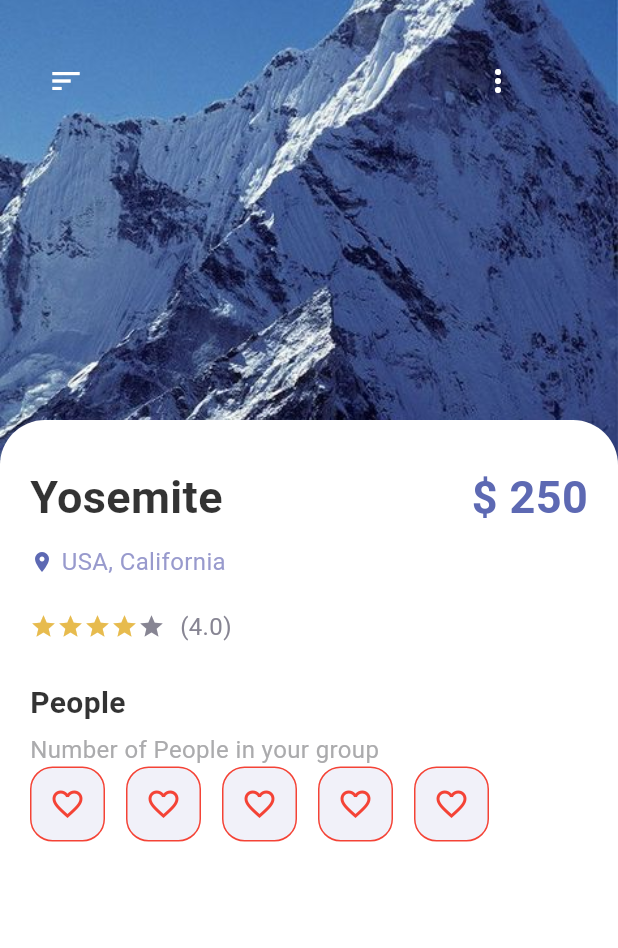
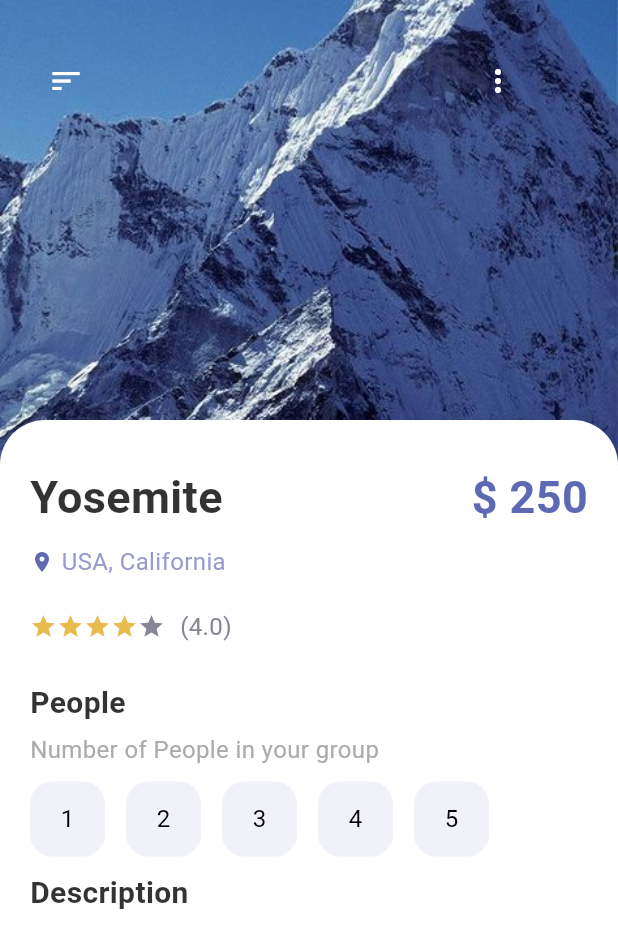
Before and after one commit to fidelisnwabisi/travel_app, a Flutter app: the screen it shows after launch, on a phone screen of 412 x 824 dp. Shown: the top 948 px of the screen. Run offline on Flutter 3.47's test engine with Material 2 defaults, Android fonts, the phone set to English and light mode, and no system bars.

Commit message:
added button logic and Description text

```diff
--- a/lib/pages/detail_page.dart
+++ b/lib/pages/detail_page.dart
@@ -13,6 +13,7 @@ class DetailPage extends StatefulWidget {
 
 class _DetailPageState extends State<DetailPage> {
   int gottenStar = 4;
+  int selectedIndex = -1;
 
   @override
   Widget build(BuildContext context) {
@@ -137,22 +138,39 @@ class _DetailPageState extends State<DetailPage> {
                       text: "Number of People in your group",
                       color: AppColors.mainTextColor,
                     ),
+                    const SizedBox(height: 10),
                     Wrap(
                       children: List.generate(5, (index) {
-                        return Container(
-                          margin: const EdgeInsets.only(right: 10),
-                          child: AppButtons(
-                            size: 50,
-                            color: Colors.red,
-                            backgroundColor: AppColors.buttonBackground,
-                            borderColor: Colors.red,
-                            // text: (index + 1).toString(),
-                            icon: Icons.favorite_border_outlined,
-
-                            isIcon: true,
+                        return InkWell(
+                          onTap: () {
+                            setState(() {
+                              selectedIndex = index;
+                            });
+                          },
+                          child: Container(
+                            margin: const EdgeInsets.only(right: 10),
+                            child: AppButtons(
+                              size: 50,
+                              color: selectedIndex == index
+                                  ? Colors.white
+                                  : Colors.black,
+                              backgroundColor: selectedIndex == index
+                                  ? Colors.black
+                                  : AppColors.buttonBackground,
+                              borderColor: selectedIndex == index
+                                  ? Colors.black
+                                  : AppColors.buttonBackground,
+                              text: (index + 1).toString(),
+                            ),
                           ),
                         );
                       }),
+                    ),
+                    const SizedBox(height: 10),
+                    AppLargeText(
+                      text: "Description",
+                      color: Colors.black.withOpacity(0.8),
+                      size: 20,
                     )
                   ],
                 ),
--- a/lib/widgets/app_buttons.dart
+++ b/lib/widgets/app_buttons.dart
@@ -33,7 +33,7 @@ class AppButtons extends StatelessWidget {
           ? Center(
               child: AppText(
                 text: text!,
-                color: Colors.black,
+                color: color,
               ),
             )
           : Center(
--- a/lib/widgets/app_large_text.dart
+++ b/lib/widgets/app_large_text.dart
@@ -1,15 +1,15 @@
 import 'package:flutter/material.dart';
 
 class AppLargeText extends StatelessWidget {
-  double? size = 30;
+  double? size;
   final String text;
-  Color? color = Colors.black;
+  Color? color;
 
   AppLargeText({
     super.key,
-    this.size,
+    this.size = 30,
     required this.text,
-    this.color,
+    this.color = Colors.black,
   });
 
   @override
```
